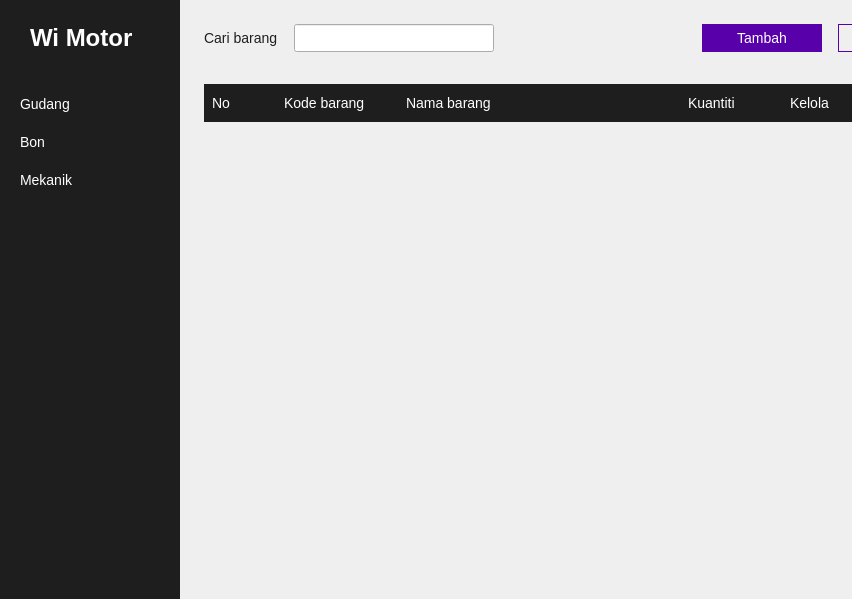
The window that App.ui (RichardoLieberio/Wi-Motor) describes before a commit, drawn with Qt 5.
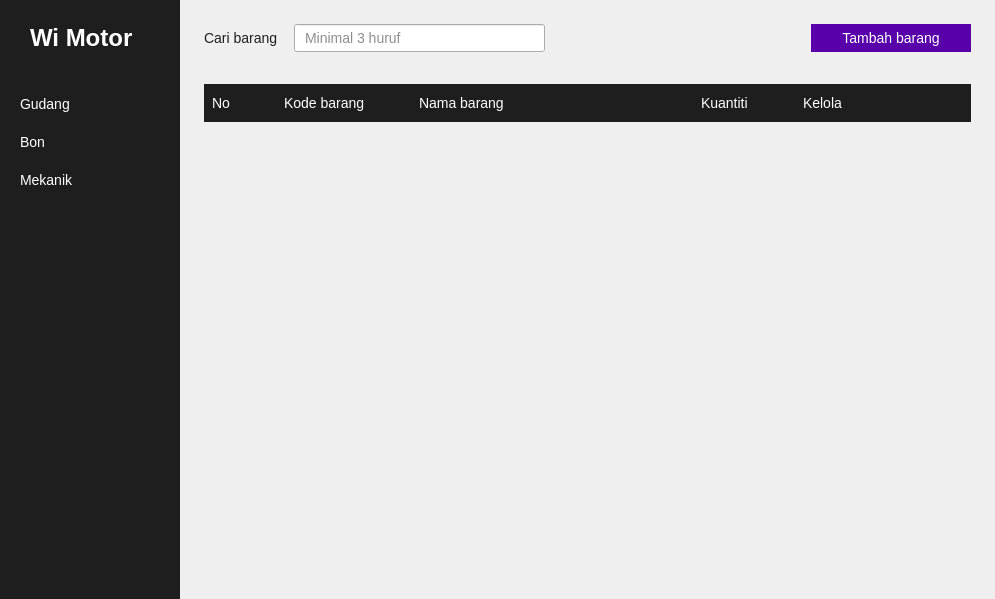
The same window after the commit. Icons and pictures are not drawn.

What changed in the file:
```diff
--- a/App.ui
+++ b/App.ui
@@ -6,7 +6,7 @@
    <rect>
     <x>0</x>
     <y>0</y>
-    <width>852</width>
+    <width>995</width>
     <height>599</height>
    </rect>
   </property>
@@ -77,6 +77,10 @@
 	color: rgb(30, 30, 30);
 }
 
+#cari_barang_input:hover {
+    border: 1px solid rgb(73, 0, 131);
+}
+
 #cari_barang_input:focus {
     border: 1px solid rgb(88, 0, 169);
 }
@@ -93,18 +97,6 @@
 	background-color: rgb(69, 0, 133);
 }
 
-#pilih {
-	padding: 5px 0;
-	font-size: 14px;
-	color: rgb(88, 0, 169);
-	background-color: transparent;
-	border: 1px solid  rgb(88, 0, 169);
-}
-
-#pilih:hover {
-	background-color: rgb(215, 215, 215);
-}
-
 #table_header {
 	background-color: rgb(30, 30, 30);
 }
@@ -328,7 +320,7 @@
             <rect>
              <x>0</x>
              <y>0</y>
-             <width>802</width>
+             <width>815</width>
              <height>599</height>
             </rect>
            </property>
@@ -381,6 +373,12 @@
                    <height>0</height>
                   </size>
                  </property>
+                 <property name="inputMask">
+                  <string/>
+                 </property>
+                 <property name="placeholderText">
+                  <string>Minimal 3 huruf</string>
+                 </property>
                 </widget>
                </item>
                <item>
@@ -400,13 +398,13 @@
                 <widget class="QPushButton" name="tambah">
                  <property name="minimumSize">
                   <size>
-                   <width>120</width>
+                   <width>160</width>
                    <height>0</height>
                   </size>
                  </property>
                  <property name="maximumSize">
                   <size>
-                   <width>120</width>
+                   <width>160</width>
                    <height>16777215</height>
                   </size>
                  </property>
@@ -414,29 +412,7 @@
                   <cursorShape>PointingHandCursor</cursorShape>
                  </property>
                  <property name="text">
-                  <string>Tambah</string>
-                 </property>
-                </widget>
-               </item>
-               <item>
-                <widget class="QPushButton" name="pilih">
-                 <property name="minimumSize">
-                  <size>
-                   <width>120</width>
-                   <height>0</height>
-                  </size>
-                 </property>
-                 <property name="maximumSize">
-                  <size>
-                   <width>120</width>
-                   <height>16777215</height>
-                  </size>
-                 </property>
-                 <property name="cursor">
-                  <cursorShape>PointingHandCursor</cursorShape>
-                 </property>
-                 <property name="text">
-                  <string>Seleksi</string>
+                  <string>Tambah barang</string>
                  </property>
                 </widget>
                </item>
```
Left out of the diff: 33 changed lines with no effect on the pictures.
